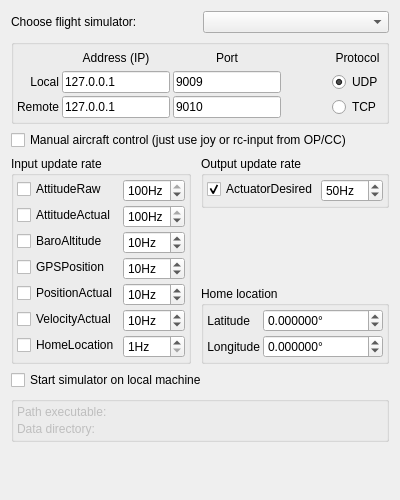
vooon/OpenPilot, file ground/openpilotgcs/src/plugins/hitlnew/hitloptionspage.ui: the form before one commit.
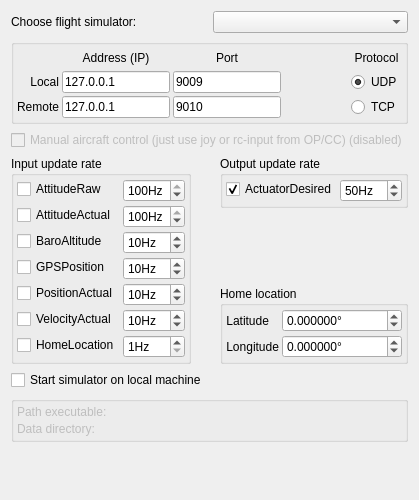
The form after the commit. Custom widgets are drawn as their Qt base class.

Commit message: swap longtitude-latitude in settings

Diff of the .ui file:
```diff
--- a/ground/openpilotgcs/src/plugins/hitlnew/hitloptionspage.ui
+++ b/ground/openpilotgcs/src/plugins/hitlnew/hitloptionspage.ui
@@ -162,11 +162,14 @@
    </item>
    <item>
     <widget class="QCheckBox" name="manualControl">
+     <property name="enabled">
+      <bool>false</bool>
+     </property>
      <property name="toolTip">
       <string>Manual aircraft control (can be used when hardware is not available)</string>
      </property>
      <property name="text">
-      <string>Manual aircraft control (just use joy or rc-input from OP/CC)</string>
+      <string>Manual aircraft control (just use joy or rc-input from OP/CC) (disabled)</string>
      </property>
     </widget>
    </item>
@@ -499,10 +502,10 @@
              <number>6</number>
             </property>
             <property name="minimum">
-             <double>-180.000000000000000</double>
+             <double>-90.000000000000000</double>
             </property>
             <property name="maximum">
-             <double>180.000000000000000</double>
+             <double>90.000000000000000</double>
             </property>
            </widget>
           </item>
@@ -525,10 +528,10 @@
              <number>6</number>
             </property>
             <property name="minimum">
-             <double>-90.000000000000000</double>
+             <double>-180.000000000000000</double>
             </property>
             <property name="maximum">
-             <double>90.000000000000000</double>
+             <double>180.000000000000000</double>
             </property>
            </widget>
           </item>
```
Lines whose indentation alone changed are shown as unchanged. The commit also changes 1 other file.
